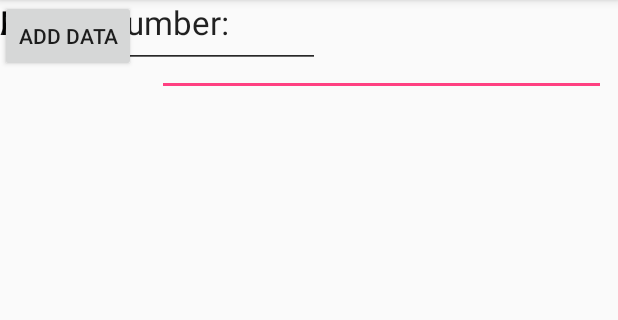
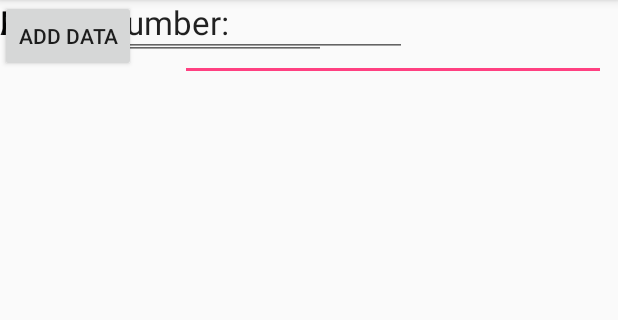
Before and after one commit to dschslava/MyContactApp, an Android app: the screen it shows after launch (MainActivity), on a phone screen of 412 x 824 dp, the part 84-404 px from its top. Run offline under Robolectric (Android 15) with nearby library versions, the phone set to English and light mode, and no system bars.

```diff
--- a/app/src/main/java/com/example/stephenyang/mycontactapp/DatabaseHelper.java
+++ b/app/src/main/java/com/example/stephenyang/mycontactapp/DatabaseHelper.java
@@ -1,5 +1,6 @@
 package com.example.stephenyang.mycontactapp;
 
+import android.content.ContentValues;
 import android.content.Context;
 import android.database.sqlite.SQLiteDatabase;
 import android.database.sqlite.SQLiteOpenHelper;
@@ -13,7 +14,9 @@ public class DatabaseHelper extends SQLiteOpenHelper{
     public static final String DATABASE_NAME = "Contact.db";
     public static final String TABLE_NAME = "contact_table";
     public static final String COL_1 = "ID";
-    public static final String Col_2 = "NAME";
+    public static final String COL_2 = "NAME";
+    public static final String COL_3 = "PHONE NUMBER";
+    public static final String COL_4 = "ADDRESS";
 
 
     public DatabaseHelper(Context context) {
@@ -28,7 +31,23 @@ public class DatabaseHelper extends SQLiteOpenHelper{
     }
     @Override
     public void onUpgrade(SQLiteDatabase db, int oldVersion, int newVersion){
+        //also in SQL
         db.execSQL("DROP TABLE IF EXISTS " + TABLE_NAME);
         onCreate(db);
     }
+
+    public boolean insertData(String name){
+        SQLiteDatabase db = this.getWritableDatabase();
+        ContentValues contentValues = new ContentValues();
+        contentValues.put(COL_2, name);
+        contentValues.put(COL_3, name);
+        contentValues.put(COL_4, name);
+
+
+        long result = db.insert(TABLE_NAME, null, contentValues);
+        if (result == 1){
+            return false;
+        }
+        else return true;
+    }
 }
--- a/app/src/main/res/layout/activity_main.xml
+++ b/app/src/main/res/layout/activity_main.xml
@@ -20,8 +20,8 @@
         tools:layout_editor_absoluteX="0dp" />
 
     <EditText
-        android:layout_width="299dp"
-        android:layout_height="56dp"
+        android:layout_width="284dp"
+        android:layout_height="46dp"
         android:id="@+id/editText_Name"
         android:layout_alignTop="@+id/textView"
         android:layout_alignParentEnd="true"
@@ -30,8 +30,7 @@
         app:layout_constraintRight_toRightOf="parent"
         app:layout_constraintTop_toTopOf="parent"
         android:layout_marginTop="8dp"
-        tools:layout_editor_absoluteY="-5dp"
-        tools:layout_editor_absoluteX="78dp" />
+        tools:layout_editor_absoluteX="92dp" />
 
     <TextView
         android:layout_width="wrap_content"
@@ -45,8 +44,8 @@
 
     <EditText
         android:id="@+id/editText_Phone"
-        android:layout_width="wrap_content"
-        android:layout_height="wrap_content"
+        android:layout_width="217dp"
+        android:layout_height="40dp"
         android:ems="10"
         android:inputType="phone"
         tools:layout_editor_absoluteX="151dp"
@@ -75,8 +74,8 @@
 
     <EditText
         android:id="@+id/editText_Address"
-        android:layout_width="wrap_content"
-        android:layout_height="wrap_content"
+        android:layout_width="271dp"
+        android:layout_height="38dp"
         android:ems="10"
         android:inputType="textPostalAddress"
         tools:layout_editor_absoluteX="99dp"
```
Also changed, not shown: app/src/main/java/com/example/stephenyang/mycontactapp/MainActivity.java (+29 -0 lines).
